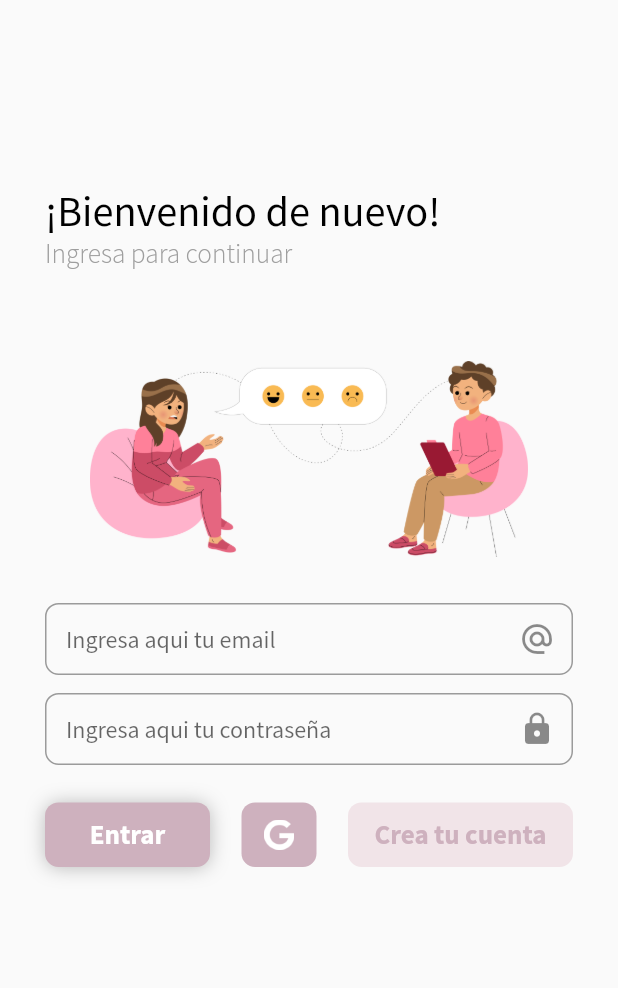
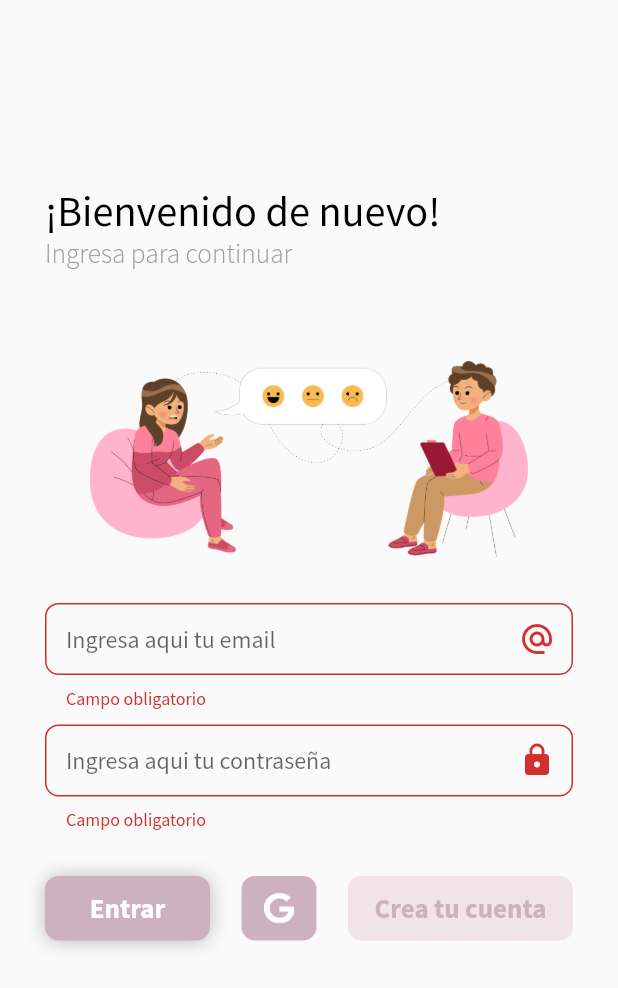
Before and after one commit to Rguarnizo/PsyBrain, a Flutter app: the screen it shows after launch, after a tap on "Entrar", on a phone screen of 412 x 824 dp. Shown: the top 988 px of the screen. Run offline on Flutter 3.47's test engine with Material 2 defaults, Android fonts, the phone set to English and light mode, and no system bars; our stand-ins replace cloud_firestore, firebase_auth, firebase_core, google_sign_in; accounts and stored records are empty.

```diff
--- a/lib/Pages/singin_page.dart
+++ b/lib/Pages/singin_page.dart
@@ -11,6 +11,8 @@ class SignInScreen extends StatelessWidget {
   String emailInput;
   String passwordInput;
 
+  final _formKey = new GlobalKey<FormState>();
+
   @override
   Widget build(BuildContext context) {
 
@@ -19,26 +21,30 @@ class SignInScreen extends StatelessWidget {
     return Scaffold(
       body: Container(
         margin: EdgeInsets.only(top: 122.35, left: 30.0, right: 30.0),
-        height: 600,
-        child: Column(
-          crossAxisAlignment: CrossAxisAlignment.start,
+        height: 800,
+        child: ListView(
+
           children: [
             _titulo(),
             _subtitle(),
             _image(),
             Container(
-              height: 108.0,
+
+              child: Form(
+                key: _formKey,
                 child: Column(
                   mainAxisAlignment: MainAxisAlignment.spaceBetween,
                   children: [
                     _emailInput(),
+                    SizedBox(height: 10,),
                     _passwordInput(),
                   ],
                 ),
               ),
+            ),
             Flexible(
               child: Container(
-                margin: EdgeInsets.only(top: 25),
+                margin: EdgeInsets.only(top: 30),
                 child: Row(
                     mainAxisAlignment: MainAxisAlignment.spaceBetween,
                     children: [
@@ -91,7 +97,7 @@ class SignInScreen extends StatelessWidget {
 
   Widget _emailInput() {
 
-    return TextField(
+    return TextFormField(
       cursorColor: Color(0xFFf1e4e8),
       onChanged: (value) => emailInput = value,
       decoration: InputDecoration(
@@ -105,11 +111,17 @@ class SignInScreen extends StatelessWidget {
           ),
           border: OutlineInputBorder(
               borderRadius: BorderRadius.circular(9))),
+          validator: (value) {
+            if(value.isEmpty){
+              return 'Campo obligatorio';
+            }
+            return null;
+          },
     );
   }
 
   Widget _passwordInput() {
-    return TextField(
+    return TextFormField(
       cursorColor: Color(0xFFf1e4e8),
       obscureText: true,
       onChanged: (value) => passwordInput = value,
@@ -124,6 +136,12 @@ class SignInScreen extends StatelessWidget {
           ),
           border: OutlineInputBorder(
               borderRadius: BorderRadius.circular(9))),
+        validator: (value) {
+            if(value.isEmpty){
+              return 'Campo obligatorio';
+            }
+            return null;
+          },
     );
   }
 
@@ -136,13 +154,15 @@ class SignInScreen extends StatelessWidget {
       withShadow: true,
       action: () async {
 
-        UserCredential userCredential = await FirebaseAuth.instance.signInWithEmailAndPassword(email: emailInput, password: passwordInput);
+        if(_formKey.currentState.validate()){
+
+
 
         Navigator.pushAndRemoveUntil(context,
         MaterialPageRoute(
-          builder: (context) => HomePage(user: userCredential.user),)
+          builder: (context) => HomePage(user: FirebaseAuth.instance.currentUser),)
         , (route) => false);
-      });
+      }});
   }
 
 
--- a/lib/models/profesional_salud.dart
+++ b/lib/models/profesional_salud.dart
@@ -115,4 +115,10 @@ class ProfesionalSalud {
     DocumentSnapshot profSaludData = await profSaludRef.get();
     return profSaludData;
   }
+
+
+  Future<DocumentSnapshot> actualizarDatos(User user) async{
+
+  }
+
 }
--- a/pubspec.yaml
+++ b/pubspec.yaml
@@ -30,7 +30,7 @@ dependencies:
   google_sign_in: ^4.5.5
   cloud_firestore: ^0.14.1+3
   provider: ^2.0.1
-
+  flare_flutter: ^2.0.6
 
 
 
@@ -61,6 +61,8 @@ flutter:
 
   assets:
     - assets/imgs/
+    - assets/flare/
+
 
 
   # An image asset can refer to one or more resolution-specific "variants", see
```
Also changed, not shown: pubspec.lock, 1 other file. Lines whose indentation alone changed are shown as unchanged.
